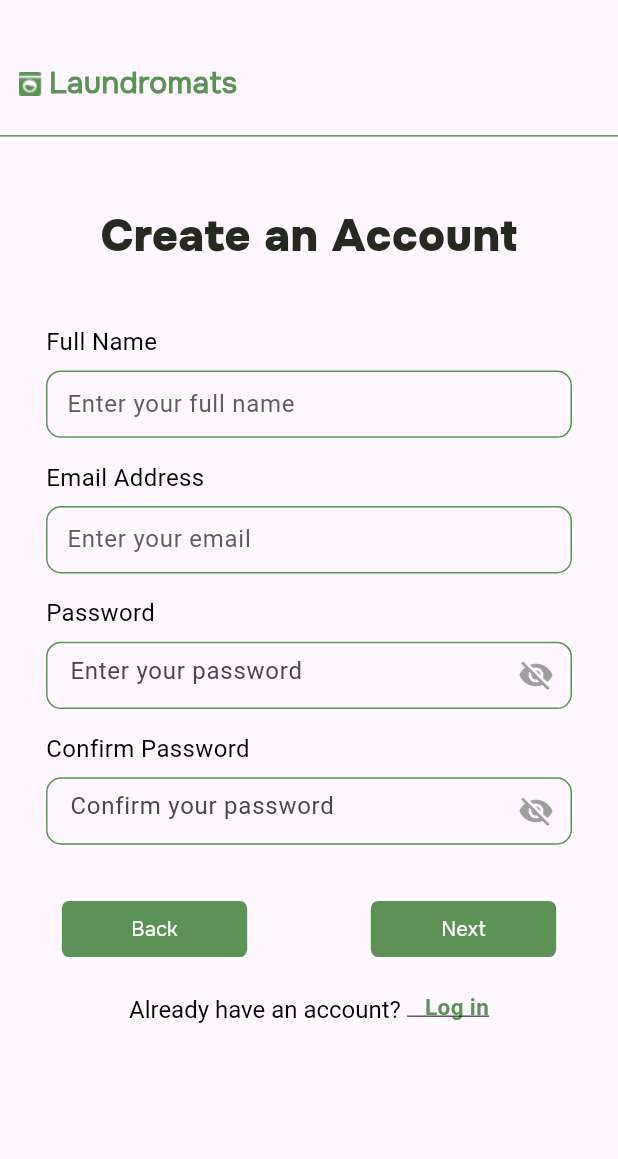
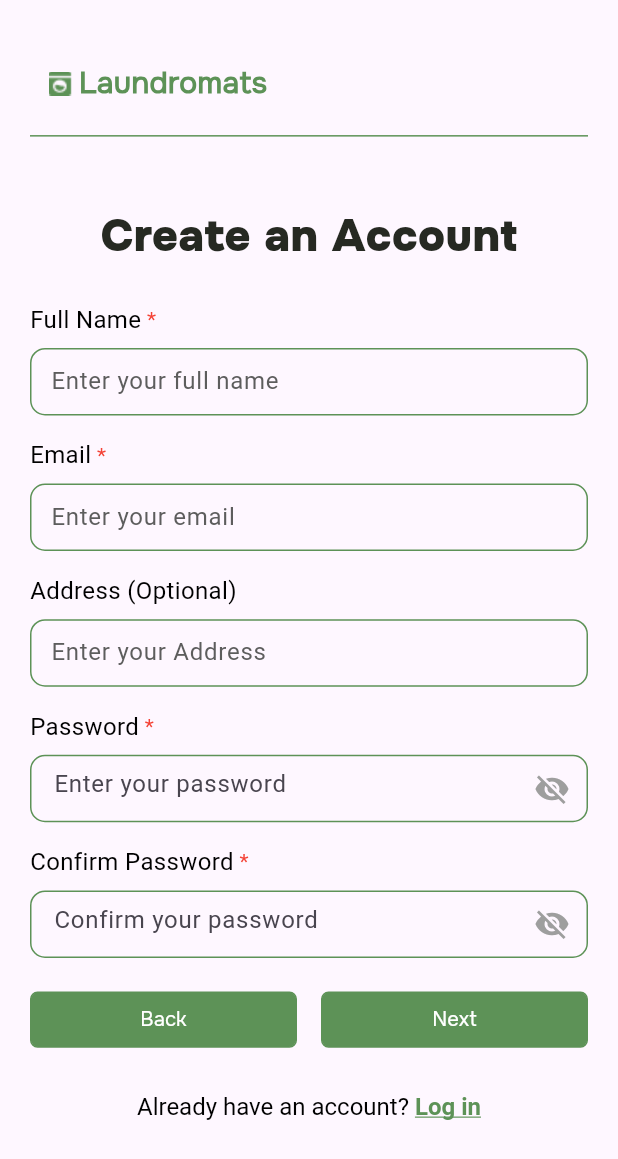
Before and after one commit to kstar0102/laundromats-for-ben, a Flutter app: the SignupScreen screen opened directly, on a phone screen of 412 x 824 dp. Shown: the top 1159 px of the screen. Run offline on Flutter 3.47's test engine with Material 3 defaults, Android fonts, the phone set to English and light mode, and no system bars; our stand-ins replace dotted_border, file_picker, firebase_auth, firebase_core, flutter_riverpod, flutter_screenutil and 8 more; missing offline and left inert: flutter_facebook_auth, flutter_stripe; accounts and stored records are empty; network calls fail; Roboto replaces fonts that are missing (Onset-bold).

Commit message:
ui minor fixed

```diff
--- a/lib/src/constants/app_button.dart
+++ b/lib/src/constants/app_button.dart
@@ -222,29 +222,31 @@ class _ButtonWidgetState extends State<ButtonWidget> {
               ),
             ),
             onPressed: widget.onPressed,
+            child: Flexible(
               child: Row(
                 mainAxisAlignment: MainAxisAlignment.center,
                 children: [
                   if (iconWidget != null) ...[
                     iconWidget,
-                  SizedBox(
-                    width: vMin(context, 1),
-                  )
+                    SizedBox(width: vMin(context, 1)),
                   ],
-                Text(
+                  Flexible(
+                    // Prevents text overflow
+                    child: Text(
                       btnTitle,
+                      overflow: TextOverflow.ellipsis, // Avoids breaking UI
                       style: TextStyle(
                         color: widget.textColor!,
                         fontFamily: 'Onset-Regular',
                       ),
                     ),
+                  ),
                   if (arrowIconWidget != null) ...[
-                  SizedBox(
-                    width: vMin(context, 1),
-                  ),
+                    SizedBox(width: vMin(context, 1)),
                     arrowIconWidget,
                   ],
                 ],
+              ),
             ),
           ),
         ),
--- a/lib/src/screen/auth/signup.screen.dart
+++ b/lib/src/screen/auth/signup.screen.dart
@@ -1,3 +1,4 @@
+import 'package:flutter/gestures.dart';
 import 'package:flutter/material.dart';
 import 'package:laundromats/src/common/header.widget.dart';
 import 'package:laundromats/src/screen/auth/login.screen.dart';
@@ -17,6 +18,7 @@ class SignupScreen extends StatefulWidget {
 
 class SignupScreenState extends State<SignupScreen> {
   final TextEditingController _nameController = TextEditingController();
+  final TextEditingController _addressController = TextEditingController();
   final TextEditingController _emailController = TextEditingController();
   final TextEditingController _passwordController = TextEditingController();
   final TextEditingController _confirmPasswordController =
@@ -101,20 +103,26 @@ class SignupScreenState extends State<SignupScreen> {
   }
 
   @override
+  @override
   Widget build(BuildContext context) {
     // ignore: deprecated_member_use
     return WillPopScope(
       onWillPop: () async => false,
       child: Scaffold(
         resizeToAvoidBottomInset: true,
-        body: SizedBox.expand(
-          child: SingleChildScrollView(
+        body: SingleChildScrollView(
+          child: Padding(
+            padding:
+                const EdgeInsets.symmetric(horizontal: 20.0), // Adjust padding
             child: Column(
               crossAxisAlignment: CrossAxisAlignment.center,
               children: <Widget>[
                 const HeaderWidget(role: false, isLogoutBtn: false),
                 SizedBox(height: vh(context, 5)),
-                const Text(
+
+                /// **Title - "Create an Account"**
+                const Center(
+                  child: Text(
                     "Create an Account",
                     textAlign: TextAlign.center,
                     style: TextStyle(
@@ -124,41 +132,47 @@ class SignupScreenState extends State<SignupScreen> {
                       color: kColorSecondary,
                     ),
                   ),
-                SizedBox(height: vh(context, 5)),
+                ),
+                SizedBox(height: vh(context, 3)),
+
+                /// **Form Fields - Centered & Adjusted**
                 _buildInputField("Full Name", _nameController,
-                    TextInputType.text, "Enter your full name"),
+                    TextInputType.text, "Enter your full name", true),
                 SizedBox(height: vh(context, 2)),
-                _buildInputField("Email Address", _emailController,
-                    TextInputType.emailAddress, "Enter your email"),
+
+                _buildInputField("Email", _emailController,
+                    TextInputType.emailAddress, "Enter your email", true),
                 if (!_isEmailValid)
                   const Padding(
-                    padding: EdgeInsets.only(left: 20.0, top: 5.0),
+                    padding: EdgeInsets.only(left: 5.0, top: 5.0),
                     child: Text("Invalid email format",
-                        style: TextStyle(color: Colors.grey)),
+                        style: TextStyle(color: Colors.red)),
                   ),
                 SizedBox(height: vh(context, 2)),
+
+                _buildInputField("Address (Optional)", _addressController,
+                    TextInputType.text, "Enter your Address", false),
+                SizedBox(height: vh(context, 2)),
+
                 _buildPasswordField("Password", _passwordController, true,
                     "Enter your password"),
                 if (!_isPasswordValid)
                   const Padding(
-                    padding: EdgeInsets.only(left: 20.0, top: 5.0),
+                    padding: EdgeInsets.only(left: 5.0, top: 5.0),
                     child: Text("Password must be at least 4 characters",
-                        style: TextStyle(color: Colors.grey)),
+                        style: TextStyle(color: Colors.red)),
                   ),
                 SizedBox(height: vh(context, 2)),
+
                 _buildPasswordField("Confirm Password",
                     _confirmPasswordController, false, "Confirm your password"),
-                SizedBox(height: vh(context, 2)),
-                Padding(
-                  padding: EdgeInsets.symmetric(
-                      horizontal: vww(context, 10), vertical: vh(context, 3)),
-                  child: Column(
-                    children: [
+                SizedBox(height: vh(context, 3)),
+
+                /// **Buttons - Properly Aligned & Centered**
                 Row(
                   mainAxisAlignment: MainAxisAlignment.spaceBetween,
                   children: [
-                          SizedBox(
-                            width: vMin(context, 30),
+                    Expanded(
                       child: ButtonWidget(
                         btnType: ButtonWidgetType.backBtn,
                         borderColor: kColorPrimary,
@@ -171,8 +185,8 @@ class SignupScreenState extends State<SignupScreen> {
                         },
                       ),
                     ),
-                          SizedBox(
-                            width: vMin(context, 30),
+                    const SizedBox(width: 16), // Space between buttons
+                    Expanded(
                       child: ButtonWidget(
                         btnType: ButtonWidgetType.nextBtn,
                         borderColor: kColorPrimary,
@@ -185,40 +199,42 @@ class SignupScreenState extends State<SignupScreen> {
                     ),
                   ],
                 ),
-                    ],
-                  ),
-                ),
-                RichText(
-                  text: TextSpan(children: [
-                    const TextSpan(
-                      text: "Already have an account? ",
-                      style: TextStyle(
+
+                SizedBox(height: vh(context, 4)),
+
+                /// **Login Text - Properly Centered**
+                Center(
+                  child: RichText(
+                    text: TextSpan(
+                      style: const TextStyle(
                         fontSize: 16,
                         color: kColorBlack,
                       ),
-                    ),
-                    WidgetSpan(
-                      child: GestureDetector(
-                        onTap: () {
-                          Navigator.pushReplacement(
-                            context,
-                            MaterialPageRoute(
-                                builder: (context) => const LoginAuthScreen()),
-                          );
-                        },
-                        child: const Text(
-                          "   Log in",
-                          style: TextStyle(
-                            fontSize: 15,
+                      children: [
+                        const TextSpan(text: "Already have an account? "),
+                        TextSpan(
+                          text: "Log in",
+                          style: const TextStyle(
+                            fontSize: 16,
                             fontWeight: FontWeight.bold,
                             color: kColorPrimary,
                             decoration: TextDecoration.underline,
                           ),
+                          recognizer: TapGestureRecognizer()
+                            ..onTap = () {
+                              Navigator.pushReplacement(
+                                context,
+                                MaterialPageRoute(
+                                  builder: (context) => const LoginAuthScreen(),
+                                ),
+                              );
+                            },
+                        ),
+                      ],
                     ),
                   ),
                 ),
-                  ]),
-                ),
+                SizedBox(height: vh(context, 3)),
               ],
             ),
           ),
@@ -228,9 +244,12 @@ class SignupScreenState extends State<SignupScreen> {
   }
 
   Widget _buildInputField(String label, TextEditingController controller,
-      TextInputType type, String hint) {
+      TextInputType type, String hint, bool _require) {
     return Column(
       crossAxisAlignment: CrossAxisAlignment.start,
+      children: [
+        Row(
+          mainAxisAlignment: MainAxisAlignment.start,
           children: [
             Text(
               label,
@@ -241,9 +260,16 @@ class SignupScreenState extends State<SignupScreen> {
                 color: kColorBlack,
               ),
             ),
+            if (_require == true)
+              const Text(
+                " *",
+                style: TextStyle(color: Colors.red),
+              ),
+          ],
+        ),
         SizedBox(height: vh(context, 1)),
         SizedBox(
-          width: vw(context, 40),
+          width: vw(context, 50),
           height: vh(context, 6),
           child: TextField(
             controller: controller,
@@ -272,6 +298,9 @@ class SignupScreenState extends State<SignupScreen> {
     return Column(
       crossAxisAlignment: CrossAxisAlignment.start,
       children: [
+        Row(
+          mainAxisAlignment: MainAxisAlignment.start,
+          children: [
             Text(
               label,
               style: const TextStyle(
@@ -281,9 +310,15 @@ class SignupScreenState extends State<SignupScreen> {
                 color: kColorBlack,
               ),
             ),
+            const Text(
+              " *",
+              style: TextStyle(color: Colors.red),
+            ),
+          ],
+        ),
         SizedBox(height: vh(context, 1)),
         SizedBox(
-          width: vw(context, 40),
+          width: vw(context, 50),
           height: vh(context, 6),
           child: TextField(
             controller: controller,
--- a/lib/src/screen/home/partials/home_data.widget.dart
+++ b/lib/src/screen/home/partials/home_data.widget.dart
@@ -603,7 +603,7 @@ class _HomeDataWidgetState extends ConsumerState<HomeDataWidget> {
                       ),
                       const Spacer(),
                       SizedBox(
-                        width: vMin(context, 40),
+                        width: vMin(context, 45),
                         child: ButtonWidget(
                           btnType: ButtonWidgetType.seeAllAnsersBtn,
                           borderColor: kColorPrimary,
--- a/lib/src/services/authservice.dart
+++ b/lib/src/services/authservice.dart
@@ -14,8 +14,8 @@ class AuthService {
 
   final logger = Logger();
 
-  // final String baseUrl = 'http://192.168.141.105:5000/api';
-  final String baseUrl = 'http://146.190.117.4:5000/api';
+  final String baseUrl = 'http://192.168.141.105:5000/api';
+  // final String baseUrl = 'http://146.190.117.4:5000/api';
   static const String uploadUrl = 'http://146.190.117.4:5000/image/upload';
 
   Future<bool> checkUserExistence(String email) async {
```
Also changed, not shown: lib/src/screen/ask_question/ask_question.screen.dart (+32 -0 lines), lib/src/screen/home/home.screen.dart (+10 -6 lines), lib/src/screen/home/userproflie.screen.dart (+5 -5 lines), lib/src/screen/profile/profile.screen.dart (+11 -11 lines), 1 other file. Lines whose indentation alone changed are shown as unchanged.
